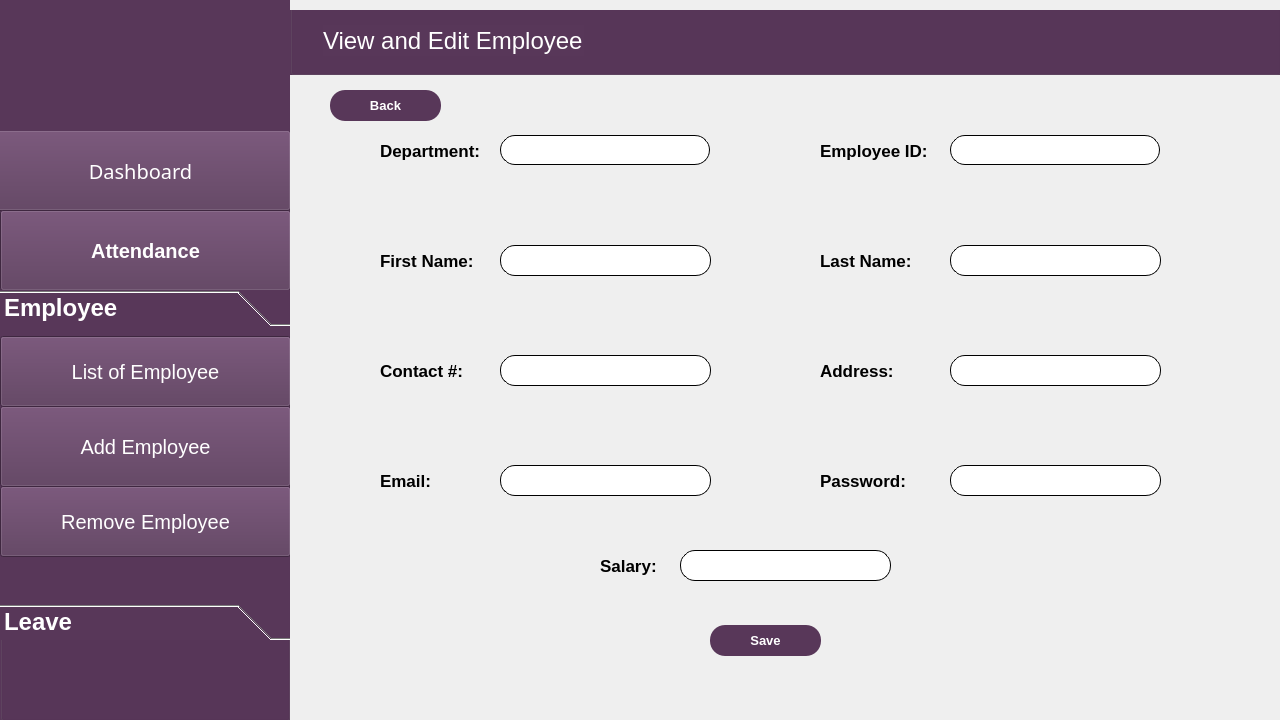
Hammad-Ali-Asif/AEMS, file Home.ui: the form before one commit.
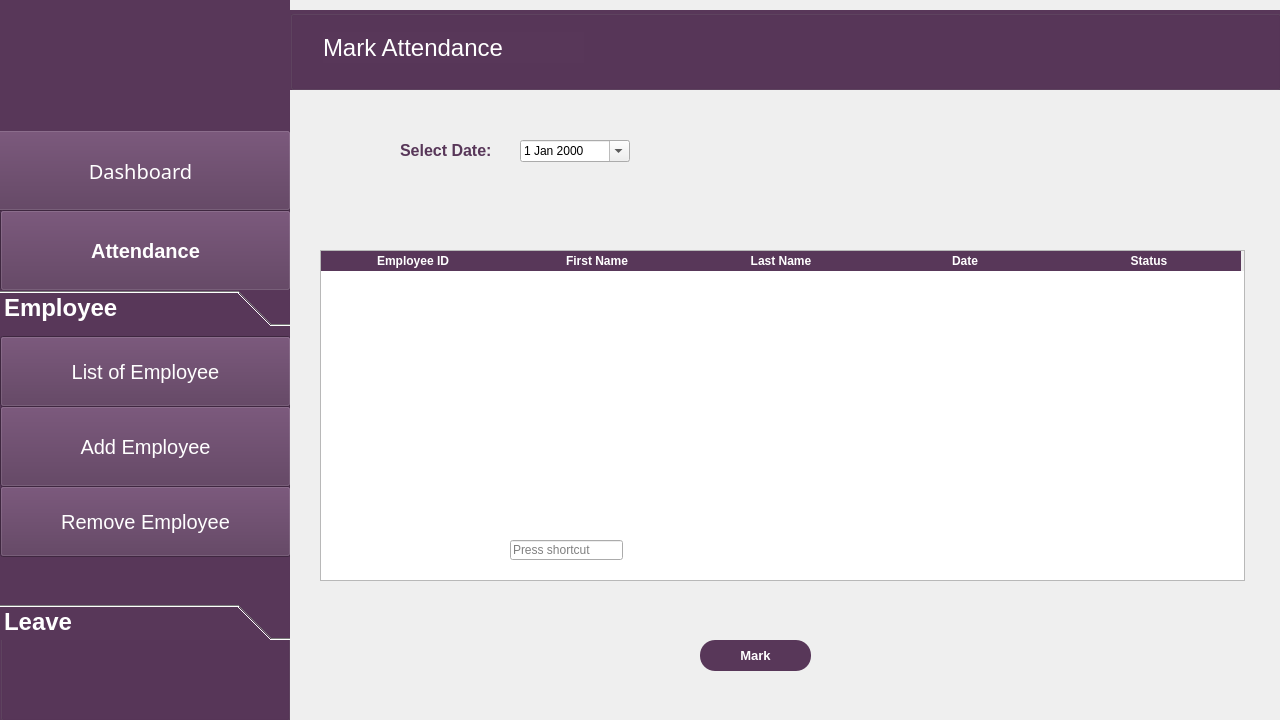
The form after the commit. Icons and pictures are not drawn.

Commit message: done with attendance

```diff
--- a/Home.ui
+++ b/Home.ui
@@ -439,7 +439,7 @@
      </size>
     </property>
     <property name="currentIndex">
-     <number>4</number>
+     <number>5</number>
     </property>
     <widget class="QWidget" name="dashboard_page">
      <property name="styleSheet">
@@ -1907,6 +1907,241 @@
       </property>
      </widget>
     </widget>
+    <widget class="QWidget" name="Attendance">
+     <widget class="QDateEdit" name="Date">
+      <property name="geometry">
+       <rect>
+        <x>230</x>
+        <y>130</y>
+        <width>110</width>
+        <height>22</height>
+       </rect>
+      </property>
+      <property name="maximumDate">
+       <date>
+        <year>2023</year>
+        <month>12</month>
+        <day>31</day>
+       </date>
+      </property>
+      <property name="minimumDate">
+       <date>
+        <year>2000</year>
+        <month>1</month>
+        <day>1</day>
+       </date>
+      </property>
+      <property name="calendarPopup">
+       <bool>true</bool>
+      </property>
+     </widget>
+     <widget class="QGroupBox" name="Attendance_Bar">
+      <property name="geometry">
+       <rect>
+        <x>0</x>
+        <y>0</y>
+        <width>991</width>
+        <height>80</height>
+       </rect>
+      </property>
+      <property name="styleSheet">
+       <string notr="true">background-color: rgb(88, 55, 89);</string>
+      </property>
+      <property name="title">
+       <string/>
+      </property>
+      <widget class="QLabel" name="Attendance_bar_text">
+       <property name="geometry">
+        <rect>
+         <x>33</x>
+         <y>22</y>
+         <width>261</width>
+         <height>31</height>
+        </rect>
+       </property>
+       <property name="font">
+        <font>
+         <pointsize>18</pointsize>
+        </font>
+       </property>
+       <property name="styleSheet">
+        <string notr="true">color: rgb(255, 255, 255);</string>
+       </property>
+       <property name="text">
+        <string>Mark Attendance</string>
+       </property>
+      </widget>
+     </widget>
+     <widget class="QLabel" name="Select_date">
+      <property name="geometry">
+       <rect>
+        <x>110</x>
+        <y>130</y>
+        <width>121</width>
+        <height>21</height>
+       </rect>
+      </property>
+      <property name="font">
+       <font>
+        <pointsize>12</pointsize>
+        <weight>75</weight>
+        <bold>true</bold>
+       </font>
+      </property>
+      <property name="styleSheet">
+       <string notr="true">color: rgb(88, 55, 89);</string>
+      </property>
+      <property name="text">
+       <string>Select Date:</string>
+      </property>
+     </widget>
+     <widget class="QTableWidget" name="Attendance_sheet">
+      <property name="geometry">
+       <rect>
+        <x>30</x>
+        <y>240</y>
+        <width>925</width>
+        <height>331</height>
+       </rect>
+      </property>
+      <property name="styleSheet">
+       <string notr="true">QHeaderView::section {
+    background-color: rgb(88, 55, 89); /* Set your desired background color */
+    color: white; /* Set the text color */
+    border: 1px solid rgb(88, 55, 89); /* Set the border color */
+}</string>
+      </property>
+      <property name="showGrid">
+       <bool>true</bool>
+      </property>
+      <property name="sortingEnabled">
+       <bool>false</bool>
+      </property>
+      <property name="rowCount">
+       <number>0</number>
+      </property>
+      <attribute name="horizontalHeaderCascadingSectionResizes">
+       <bool>false</bool>
+      </attribute>
+      <attribute name="horizontalHeaderDefaultSectionSize">
+       <number>184</number>
+      </attribute>
+      <attribute name="horizontalHeaderHighlightSections">
+       <bool>false</bool>
+      </attribute>
+      <attribute name="horizontalHeaderShowSortIndicator" stdset="0">
+       <bool>false</bool>
+      </attribute>
+      <attribute name="horizontalHeaderStretchLastSection">
+       <bool>false</bool>
+      </attribute>
+      <attribute name="verticalHeaderCascadingSectionResizes">
+       <bool>false</bool>
+      </attribute>
+      <attribute name="verticalHeaderMinimumSectionSize">
+       <number>25</number>
+      </attribute>
+      <attribute name="verticalHeaderShowSortIndicator" stdset="0">
+       <bool>false</bool>
+      </attribute>
+      <attribute name="verticalHeaderStretchLastSection">
+       <bool>false</bool>
+      </attribute>
+      <column>
+       <property name="text">
+        <string>Employee ID</string>
+       </property>
+       <property name="font">
+        <font>
+         <weight>75</weight>
+         <bold>true</bold>
+        </font>
+       </property>
+      </column>
+      <column>
+       <property name="text">
+        <string>First Name</string>
+       </property>
+       <property name="font">
+        <font>
+         <weight>75</weight>
+         <bold>true</bold>
+        </font>
+       </property>
+      </column>
+      <column>
+       <property name="text">
+        <string>Last Name</string>
+       </property>
+       <property name="font">
+        <font>
+         <weight>75</weight>
+         <bold>true</bold>
+        </font>
+       </property>
+      </column>
+      <column>
+       <property name="text">
+        <string>Date</string>
+       </property>
+       <property name="font">
+        <font>
+         <weight>75</weight>
+         <bold>true</bold>
+        </font>
+       </property>
+      </column>
+      <column>
+       <property name="text">
+        <string>Status</string>
+       </property>
+       <property name="font">
+        <font>
+         <weight>75</weight>
+         <bold>true</bold>
+        </font>
+       </property>
+      </column>
+     </widget>
+     <widget class="QKeySequenceEdit" name="keySequenceEdit">
+      <property name="geometry">
+       <rect>
+        <x>220</x>
+        <y>530</y>
+        <width>113</width>
+        <height>20</height>
+       </rect>
+      </property>
+     </widget>
+     <widget class="QPushButton" name="Mark_button">
+      <property name="geometry">
+       <rect>
+        <x>410</x>
+        <y>630</y>
+        <width>111</width>
+        <height>31</height>
+       </rect>
+      </property>
+      <property name="font">
+       <font>
+        <pointsize>10</pointsize>
+        <weight>75</weight>
+        <bold>true</bold>
+       </font>
+      </property>
+      <property name="cursor">
+       <cursorShape>PointingHandCursor</cursorShape>
+      </property>
+      <property name="styleSheet">
+       <string notr="true">border-radius:15px;
+background-color: rgb(88, 55, 89);
+color: rgb(255, 255, 255);</string>
+      </property>
+      <property name="text">
+       <string>Mark</string>
+      </property>
+     </widget>
+    </widget>
    </widget>
   </widget>
  </widget>
```
Left out of the diff: 6 changed lines with no effect on the pictures. The commit also changes 3 other files.
